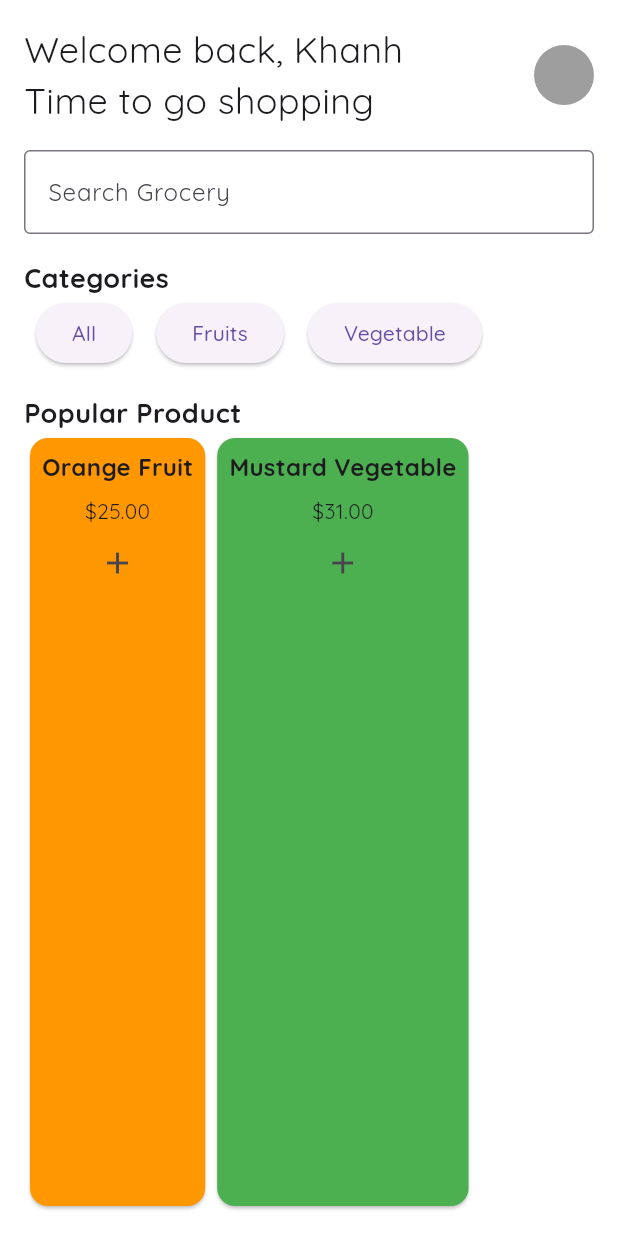
After one commit to BenjaminHung8405/foocipe-cooking-app, a Flutter app: the ShopPage screen opened by its route, on a phone screen of 412 x 824 dp. The commit adds this screen. Run offline on Flutter 3.47's test engine with Material 3 defaults, Android fonts, the phone set to English and light mode, and no system bars; our stand-ins replace firebase_core, flutter_secure_storage; accounts and stored records are empty; network calls fail.

Commit message:
create shop_page & product_page

```diff
--- a/lib/config/routers.dart
+++ b/lib/config/routers.dart
@@ -12,6 +12,8 @@ import '../presentation/pages/cart_page.dart';
 import '../presentation/pages/Recipe/add_recipe_page.dart';
 import '../presentation/pages/SettingPage/product_management_page.dart';
 import '../presentation/pages/SettingPage/add_product_page.dart';
+import '../presentation/pages/SettingPage/order_management_page.dart';
+import '../presentation/pages/shop_page.dart';
 
 final Map<String, WidgetBuilder> routes = {
   '/': (context) => const WelcomePage(),
@@ -26,6 +28,8 @@ final Map<String, WidgetBuilder> routes = {
   '/recipe/add': (context) => const AddRecipePage(),
   '/setting/management/product': (context) => const ProductManagementPage(),
   '/setting/add/product': (context) => const AddProductPage(),
+  '/setting/management/order': (context) => const OrderManagementPage(),
+  '/shop': (context) => const ShopPage(),
 };
 
 Route<dynamic> generateRoute(RouteSettings settings) {
--- a/lib/presentation/layouts/main_layout.dart
+++ b/lib/presentation/layouts/main_layout.dart
@@ -19,7 +19,7 @@ class _MainLayoutState extends State<MainLayout> {
 
     switch (index) {
       case 0:
-        Navigator.pushNamed(context, '/product');
+        Navigator.pushNamed(context, '/shop');
         break;
       case 1:
         Navigator.pushNamed(context, '/recipe');
--- a/lib/presentation/pages/SettingPage/product_management_page.dart
+++ b/lib/presentation/pages/SettingPage/product_management_page.dart
@@ -12,6 +12,7 @@ class ProductManagementPage extends StatefulWidget {
 
 class _ProductManagementPageState extends State<ProductManagementPage> {
   List<Product> products = [];
+  final storage = const FlutterSecureStorage();
 
   @override
   void initState() {
@@ -20,13 +21,28 @@ class _ProductManagementPageState extends State<ProductManagementPage> {
   }
 
   Future<void> fetchProducts() async {
-    final response =
-        await http.get(Uri.parse('http://localhost:8081/v1/products/seller'));
+    final accessToken = await storage.read(key: 'access_token');
+
+    if (accessToken == null) {
+      print('No access token found');
+      return;
+    }
+
+    final response = await http.get(
+      Uri.parse('http://localhost:8081/v1/products/seller'),
+      headers: {
+        'access_token': accessToken ?? '',
+        'Content-Type': 'application/json',
+      },
+    );
     if (response.statusCode == 200) {
       List<dynamic> data = json.decode(response.body);
-      setState(() {
-        products = data.map((item) => Product.fromJson(item)).toList();
-      });
+      if (mounted) {
+        // Check if the widget is still mounted
+        setState(() {
+          products = data.map((item) => Product.fromJson(item)).toList();
+        });
+      }
     } else {
       throw Exception('Failed to load products');
     }
@@ -42,21 +58,8 @@ class _ProductManagementPageState extends State<ProductManagementPage> {
               itemCount: products.length,
               itemBuilder: (context, index) {
                 final product = products[index];
-                return Card(
-                  child: ListTile(
-                    title: Text(product.title),
-                    subtitle: Text(product.description),
-                    trailing: Text("\$${product.price}"),
-                    leading: product.imageUrls.isNotEmpty
-                        ? Image.network(product.imageUrls[0],
-                            width: 50, height: 50)
-                        : Container(
-                            width: 50,
-                            height: 50,
-                            color: Colors.blue,
-                          ),
-                  ),
-                );
+                return ProductCard(
+                    product: product); // Use the new ProductCard widget
               },
             ),
       floatingActionButton: FloatingActionButton(
@@ -64,6 +67,37 @@ class _ProductManagementPageState extends State<ProductManagementPage> {
           Navigator.pushNamed(context, '/setting/add/product');
         },
         child: Icon(Icons.add),
+      ),
+    );
+  }
+}
+
+// New ProductCard widget
+class ProductCard extends StatelessWidget {
+  final Product product;
+
+  const ProductCard({Key? key, required this.product}) : super(key: key);
+
+  @override
+  Widget build(BuildContext context) {
+    return Card(
+      child: ListTile(
+        title: Text(product.title),
+        subtitle: Column(
+          crossAxisAlignment: CrossAxisAlignment.start,
+          children: [
+            Text(product.description),
+            Text("Stock: ${product.stock}"), // Display stock information
+          ],
+        ),
+        trailing: Text("\$${product.price}"),
+        leading: product.imageUrls.isNotEmpty
+            ? Image.network(product.imageUrls[0], width: 50, height: 50)
+            : Container(
+                width: 50,
+                height: 50,
+                color: Colors.blue,
+              ),
       ),
     );
   }
--- /dev/null
+++ b/lib/presentation/pages/shop_page.dart
@@ -0,0 +1,124 @@
+import 'package:flutter/material.dart';
+
+class ShopPage extends StatefulWidget {
+  const ShopPage({super.key});
+
+  @override
+  State<ShopPage> createState() => _ShopPageState();
+}
+
+class _ShopPageState extends State<ShopPage> {
+  @override
+  Widget build(BuildContext context) {
+    return Scaffold(
+      body: Padding(
+        padding: const EdgeInsets.all(16.0),
+        child: Column(
+          crossAxisAlignment: CrossAxisAlignment.start,
+          children: [
+            Row(
+              mainAxisAlignment: MainAxisAlignment.spaceBetween,
+              children: [
+                Column(
+                  crossAxisAlignment: CrossAxisAlignment.start,
+                  children: [
+                    Text('Welcome back, Khanh', style: TextStyle(fontSize: 24)),
+                    Text('Time to go shopping', style: TextStyle(fontSize: 24)),
+                  ],
+                ),
+                CircleAvatar(
+                  radius: 20,
+                  backgroundColor: Colors.grey,
+                ),
+              ],
+            ),
+            SizedBox(height: 16),
+            TextField(
+              decoration: InputDecoration(
+                hintText: 'Search Grocery',
+                border: OutlineInputBorder(),
+              ),
+            ),
+            SizedBox(height: 16),
+            Text('Categories',
+                style: TextStyle(fontSize: 18, fontWeight: FontWeight.bold)),
+            Row(
+              mainAxisAlignment: MainAxisAlignment.start,
+              children: [
+                CategoryButton(label: 'All'),
+                CategoryButton(label: 'Fruits'),
+                CategoryButton(label: 'Vegetable'),
+              ],
+            ),
+            SizedBox(height: 16),
+            Text('Popular Product',
+                style: TextStyle(fontSize: 18, fontWeight: FontWeight.bold)),
+            Expanded(
+              child: ListView(
+                scrollDirection: Axis.horizontal,
+                children: [
+                  ProductCard(
+                      name: 'Orange Fruit',
+                      price: '\$25.00',
+                      color: Colors.orange),
+                  ProductCard(
+                      name: 'Mustard Vegetable',
+                      price: '\$31.00',
+                      color: Colors.green),
+                ],
+              ),
+            ),
+          ],
+        ),
+      ),
+    );
+  }
+}
+
+class CategoryButton extends StatelessWidget {
+  final String label;
+
+  const CategoryButton({required this.label});
+
+  @override
+  Widget build(BuildContext context) {
+    return Padding(
+      padding: const EdgeInsets.symmetric(horizontal: 8.0),
+      child: ElevatedButton(
+        onPressed: () {},
+        child: Text(label),
+      ),
+    );
+  }
+}
+
+class ProductCard extends StatelessWidget {
+  final String name;
+  final String price;
+  final Color color;
+
+  const ProductCard(
+      {required this.name, required this.price, required this.color});
+
+  @override
+  Widget build(BuildContext context) {
+    return Card(
+      color: color,
+      child: Column(
+        mainAxisSize: MainAxisSize.min,
+        children: [
+          Padding(
+            padding: const EdgeInsets.all(8.0),
+            child: Text(name,
+                style: TextStyle(fontSize: 16, fontWeight: FontWeight.bold)),
+          ),
+          Text(price),
+          IconButton(
+            icon: Icon(Icons.add),
+            onPressed: () {},
+          ),
+        ],
+      ),
+    );
+  }
+}
```
Also changed, not shown: lib/data/fake_orders.dart (added, +65 -0 lines), lib/model/order.dart (added, +15 -0 lines), lib/presentation/pages/SettingPage/order_management_page.dart (+154 -0 lines), lib/presentation/pages/product_page.dart (added).
